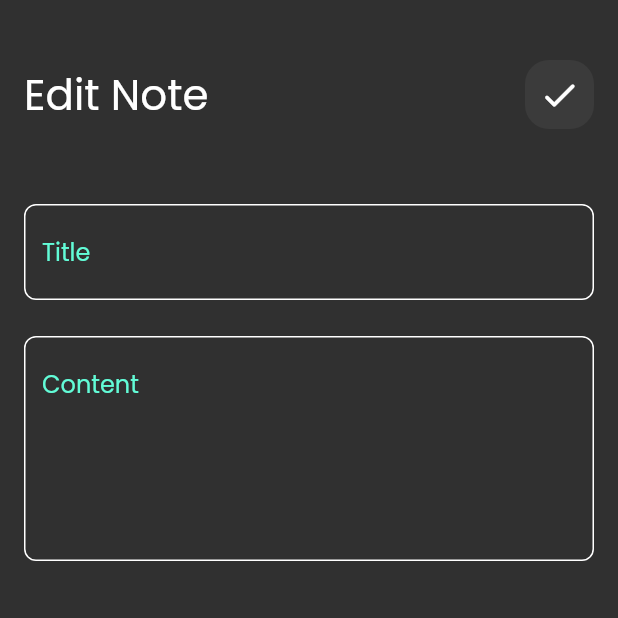
After one commit to mohammed-xp/notes_app, a Flutter app: the screen it shows after launch, after a tap on "Flutter Tips", on a phone screen of 412 x 824 dp, the top half of it. The commit adds this screen. Run offline on Flutter 3.47's test engine with Material 2 defaults, Android fonts, the phone set to English and light mode, and no system bars; our stand-ins replace font_awesome_flutter.

Commit message:
build edit_note_view.dart

```diff
--- a/lib/main.dart
+++ b/lib/main.dart
@@ -15,6 +15,7 @@ class NotesApp extends StatelessWidget {
         brightness: Brightness.dark,
         fontFamily: 'Poppins',
       ),
+      debugShowCheckedModeBanner: false,
       home: const NotesView(),
     );
   }
--- /dev/null
+++ b/lib/views/edit_note_view.dart
@@ -0,0 +1,14 @@
+import 'package:flutter/material.dart';
+
+import '../widgets/edit_note_view_body.dart';
+
+class EditNoteView extends StatelessWidget {
+  const EditNoteView({super.key});
+
+  @override
+  Widget build(BuildContext context) {
+    return const Scaffold(
+      body: EditNoteViewBody(),
+    );
+  }
+}
--- a/lib/widgets/custom_app_bar.dart
+++ b/lib/widgets/custom_app_bar.dart
@@ -3,20 +3,29 @@ import 'package:flutter/material.dart';
 import 'custom_search_icon.dart';
 
 class CustomAppBar extends StatelessWidget {
-  const CustomAppBar({super.key});
+  const CustomAppBar({
+    required this.title,
+    required this.icon,
+    super.key,
+  });
+
+  final String title;
+  final IconData icon;
 
   @override
   Widget build(BuildContext context) {
-    return const Row(
+    return Row(
       children: [
         Text(
-          'Notes',
-          style: TextStyle(
-          fontSize: 28,
+          title,
+          style: const TextStyle(
+            fontSize: 28,
           ),
         ),
-        Spacer(),
-        CustomSearchIcon(),
+        const Spacer(),
+        CustomSearchIcon(
+          icon: icon,
+        ),
       ],
     );
   }
--- a/lib/widgets/custom_note_item.dart
+++ b/lib/widgets/custom_note_item.dart
@@ -1,13 +1,22 @@
-
 import 'package:flutter/material.dart';
 import 'package:font_awesome_flutter/font_awesome_flutter.dart';
+import 'package:note_app/views/edit_note_view.dart';
 
 class CustomNoteItem extends StatelessWidget {
   const CustomNoteItem({super.key});
 
   @override
   Widget build(BuildContext context) {
-    return Container(
+    return GestureDetector(
+      onTap: () {
+        Navigator.push(
+          context,
+          MaterialPageRoute(
+            builder: (context) => const EditNoteView(),
+          ),
+        );
+      },
+      child: Container(
         padding: const EdgeInsets.only(top: 24, bottom: 24, left: 16),
         decoration: BoxDecoration(
             color: Colors.yellow, borderRadius: BorderRadius.circular(16)),
@@ -17,19 +26,14 @@ class CustomNoteItem extends StatelessWidget {
             ListTile(
               title: const Text(
                 'Flutter Tips',
-              style: TextStyle(
-                  color: Colors.black,
-                  fontSize: 26
-              ),
+                style: TextStyle(color: Colors.black, fontSize: 26),
               ),
               subtitle: Padding(
                 padding: const EdgeInsets.only(top: 16.0, bottom: 16),
                 child: Text(
                   'Build your career with Mohammed Adil',
                   style: TextStyle(
-                    color: Colors.black.withOpacity(0.5),
-                    fontSize: 18
-                ),
+                      color: Colors.black.withOpacity(0.5), fontSize: 18),
                 ),
               ),
               trailing: IconButton(
@@ -46,13 +50,12 @@ class CustomNoteItem extends StatelessWidget {
               child: Text(
                 'May 12, 2023',
                 style: TextStyle(
-                  color: Colors.black.withOpacity(0.5),
-                  fontSize: 16
-              ),
+                    color: Colors.black.withOpacity(0.5), fontSize: 16),
               ),
             )
           ],
         ),
+      ),
     );
   }
 }
--- a/lib/widgets/custom_search_icon.dart
+++ b/lib/widgets/custom_search_icon.dart
@@ -1,7 +1,12 @@
 import 'package:flutter/material.dart';
 
 class CustomSearchIcon extends StatelessWidget {
-  const CustomSearchIcon({super.key});
+  const CustomSearchIcon({
+    required this.icon,
+    super.key,
+  });
+
+  final IconData icon;
 
   final double size = 46;
   @override
@@ -11,10 +16,12 @@ class CustomSearchIcon extends StatelessWidget {
       width: size,
       decoration: BoxDecoration(
           color: Colors.white.withOpacity(0.05),
-          borderRadius: BorderRadius.circular(16)
-      ),
-      child: const Center(
-        child: Icon(Icons.search, size: 28,),
+          borderRadius: BorderRadius.circular(16)),
+      child: Center(
+        child: Icon(
+          icon,
+          size: 28,
+        ),
       ),
     );
   }
--- /dev/null
+++ b/lib/widgets/edit_note_view_body.dart
@@ -0,0 +1,33 @@
+import 'package:flutter/material.dart';
+import 'package:note_app/widgets/custom_app_bar.dart';
+import 'package:note_app/widgets/custom_text_field.dart';
+
+class EditNoteViewBody extends StatelessWidget {
+  const EditNoteViewBody({super.key});
+
+  @override
+  Widget build(BuildContext context) {
+    return const Padding(
+      padding: EdgeInsets.symmetric(horizontal: 16),
+      child: Column(
+        children: [
+          SizedBox(
+            height: 40,
+          ),
+          CustomAppBar(
+            title: 'Edit Note',
+            icon: Icons.check_rounded,
+          ),
+          SizedBox(
+            height: 50,
+          ),
+          CustomTextField(hint: 'Title'),
+          SizedBox(
+            height: 24,
+          ),
+          CustomTextField(hint: 'Content', maxLine: 5,),
+        ],
+      ),
+    );
+  }
+}
--- a/lib/widgets/notes_view_body.dart
+++ b/lib/widgets/notes_view_body.dart
@@ -8,13 +8,16 @@ class NotesViewBody extends StatelessWidget {
   @override
   Widget build(BuildContext context) {
     return const Padding(
-      padding: EdgeInsets.symmetric(horizontal: 16.0),
+        padding: EdgeInsets.symmetric(horizontal: 16.0),
       child: Column(
         children: [
           SizedBox(
             height: 40,
           ),
-          CustomAppBar(),
+          CustomAppBar(
+            title: 'Notes',
+            icon: Icons.search,
+          ),
           Expanded(child: NotesListView()),
         ],
       ),
```
Lines whose indentation alone changed are shown as unchanged.
